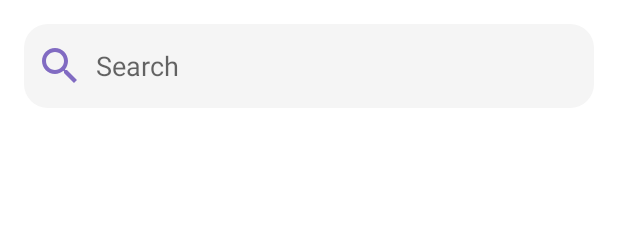
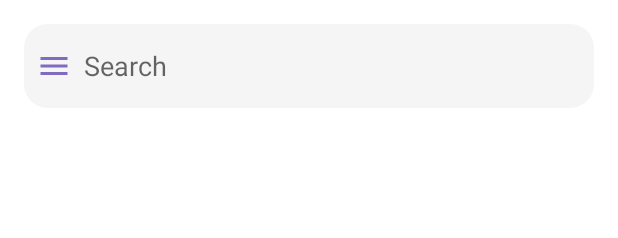
Before and after one commit to prateekthakur272/Good-Diary, an Android app: the layout activity_main.xml on its own in the app's theme, with its tools: preview values and no code run, on a phone screen of 412 x 824 dp. Shown: the top 238 px of the screen. Run offline under Robolectric (Android 15) with nearby library versions, the phone set to English and light mode, and no system bars.

Commit message:
adds navigation view

```diff
--- a/app/src/main/java/com/prateekthakur272/gooddiary/MainActivity.kt
+++ b/app/src/main/java/com/prateekthakur272/gooddiary/MainActivity.kt
@@ -2,13 +2,13 @@ package com.prateekthakur272.gooddiary
 
 import androidx.appcompat.app.AppCompatActivity
 import android.os.Bundle
+import com.prateekthakur272.gooddiary.databinding.ActivityMainBinding
 
 class MainActivity : AppCompatActivity() {
+    private lateinit var binding: ActivityMainBinding
     override fun onCreate(savedInstanceState: Bundle?) {
         super.onCreate(savedInstanceState)
-        setContentView(R.layout.activity_main)
-        if(savedInstanceState != null){
-
-        }
+        binding = ActivityMainBinding.inflate(layoutInflater)
+        setContentView(binding.root)
     }
 }
--- /dev/null
+++ b/app/src/main/res/drawable/ic_menu.xml
@@ -0,0 +1,5 @@
+<vector android:height="24dp" android:tint="@color/amethyst"
+    android:viewportHeight="24" android:viewportWidth="24"
+    android:width="24dp" xmlns:android="http://schemas.android.com/apk/res/android">
+    <path android:fillColor="@color/amethyst" android:pathData="M3,18h18v-2L3,16v2zM3,13h18v-2L3,11v2zM3,6v2h18L21,6L3,6z"/>
+</vector>
--- a/app/src/main/res/layout/activity_main.xml
+++ b/app/src/main/res/layout/activity_main.xml
@@ -7,6 +7,7 @@
     tools:context=".MainActivity">
 
     <EditText
+        android:id="@+id/search_bar"
         android:layout_width="match_parent"
         android:layout_height="56dp"
         android:layout_margin="16dp"
@@ -14,7 +15,7 @@
         app:layout_constraintStart_toStartOf="parent"
         app:layout_constraintTop_toTopOf="parent"
         android:background="@drawable/search_bar_view_background"
-        android:drawableStart="@drawable/ic_search"
+        android:drawableStart="@drawable/ic_menu"
         android:drawablePadding="8dp"
         android:hint="@string/search"
         android:inputType="text"
@@ -22,6 +23,7 @@
         android:autofillHints="none" />
 
     <com.google.android.material.floatingactionbutton.FloatingActionButton
+        android:id="@+id/button_add_page"
         android:layout_width="wrap_content"
         android:layout_height="wrap_content"
         app:layout_constraintBottom_toBottomOf="parent"
@@ -31,4 +33,24 @@
         android:layout_marginBottom="24dp"
         android:contentDescription="@string/add_page"/>
 
+    <androidx.recyclerview.widget.RecyclerView
+        android:layout_width="match_parent"
+        android:layout_height="0dp"
+        app:layout_constraintBottom_toBottomOf="parent"
+        app:layout_constraintEnd_toEndOf="parent"
+        app:layout_constraintStart_toStartOf="parent"
+        app:layout_constraintTop_toBottomOf="@+id/search_bar"
+        tools:listitem="@layout/page_item_layout" />
+
+    <com.google.android.material.navigation.NavigationView
+        android:id="@+id/main_navigation_view"
+        android:layout_width="wrap_content"
+        android:layout_height="match_parent"
+        app:layout_constraintBottom_toBottomOf="parent"
+        app:layout_constraintStart_toStartOf="parent"
+        app:layout_constraintTop_toTopOf="parent"
+        app:menu="@menu/main_navigation_menu"
+        android:visibility="gone"
+        />
+
 </androidx.constraintlayout.widget.ConstraintLayout>
--- /dev/null
+++ b/app/src/main/res/menu/main_navigation_menu.xml
@@ -0,0 +1,4 @@
+<?xml version="1.0" encoding="utf-8"?>
+<menu xmlns:android="http://schemas.android.com/apk/res/android">
+
+</menu>
--- a/app/src/main/res/values-night/themes.xml
+++ b/app/src/main/res/values-night/themes.xml
@@ -14,5 +14,6 @@
         <!-- Customize your theme here. -->
         <item name="android:textColor">@color/white</item>
         <item name="backgroundColor">@color/smoke_black</item>
+        <item name="cardBackgroundColor">@color/smoke_black</item>
     </style>
 </resources>
--- a/app/src/main/res/values/themes.xml
+++ b/app/src/main/res/values/themes.xml
@@ -14,5 +14,6 @@
         <!-- Customize your theme here. -->
         <item name="android:textColor">@color/black</item>
         <item name="backgroundColor">@color/white</item>
+        <item name="cardBackgroundColor">@color/white</item>
     </style>
 </resources>
```
